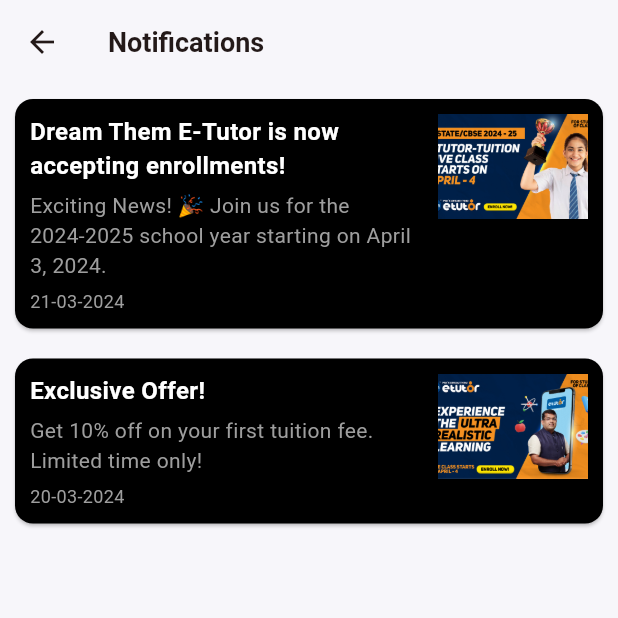
After one commit to donymashup/Alpha, a Flutter app: the NotificationsPage screen opened directly, on a phone screen of 412 x 824 dp, the top half of it. The commit adds this screen. Run offline on Flutter 3.47's test engine with Material 3 defaults, Android fonts, the phone set to English and light mode, and no system bars; our stand-ins replace fl_chart, fluentui_system_icons, flutter_markdown, flutter_rating_bar, get, google_nav_bar and 5 more.

Commit message:
notificationpageui_completed

```diff
--- a/lib/features/auth/widgets/custom_buttom.dart
+++ b/lib/features/auth/widgets/custom_buttom.dart
@@ -1,4 +1,4 @@
-import 'package:alpha/features/auth/widgets/bottom_navigation_bar.dart';
+import 'package:alpha/common%20widgets/bottom_navigation_bar.dart';
 import 'package:flutter/material.dart';
 import 'package:alpha/constants/app_constants.dart';
 import 'package:alpha/features/auth/screen/login.dart'; // Import the login screen
--- a/lib/features/course_detailed/widgets/enroll_button.dart
+++ b/lib/features/course_detailed/widgets/enroll_button.dart
@@ -26,7 +26,7 @@
                   Text(
                     "Enroll Course",
                     style: TextStyle(
-                      fontSize: 16,
+                      fontSize: 18,
                       fontWeight: FontWeight.w600,
                       color: Colors.white,
                     ),
@@ -35,7 +35,7 @@
                   Text(
                     "499/-",
                     style: TextStyle(
-                      fontSize: 16,
+                      fontSize: 18,
                       fontWeight: FontWeight.w600,
                       color: Colors.white,
                     ),
@@ -44,7 +44,7 @@
               ),
             ),
             CircleAvatar(
-              radius: 15,
+              radius: 16,
               backgroundColor: AppConstant.cardBackground,
               child: Icon(Icons.arrow_forward, color: AppConstant.primaryColor),
             ),
--- a/lib/features/home/widgets/course_list.dart
+++ b/lib/features/home/widgets/course_list.dart
@@ -21,7 +21,7 @@
           );
           },
           child: Card(
-            margin: const EdgeInsets.all(10),
+            margin: const EdgeInsets.all(8),
             shape: RoundedRectangleBorder(
               borderRadius: BorderRadius.circular(10),
             ),
--- /dev/null
+++ b/lib/features/notification/notifications.dart
@@ -0,0 +1,91 @@
+import 'package:alpha/constants/app_constants.dart';
+import 'package:flutter/material.dart';
+
+class NotificationsPage extends StatelessWidget {
+  final List<Map<String, String>> notifications = [
+    {
+      "title": "Dream Them E-Tutor is now accepting enrollments!",
+      "body": "Exciting News! 🎉 Join us for the 2024-2025 school year starting on April 3, 2024.",
+      "date": "21-03-2024",
+      "image": "assets/images/banner1.png"
+    },
+    {
+      "title": "Exclusive Offer!",
+      "body": "Get 10% off on your first tuition fee. Limited time only!",
+      "date": "20-03-2024",
+      "image": "assets/images/banner2.png"
+    },
+  ];
+
+  @override
+  Widget build(BuildContext context) {
+    return Scaffold(
+      appBar: AppBar(
+        title: Text(
+          "Notifications",
+          style: TextStyle(
+            fontWeight: FontWeight.bold, // Bold title
+            fontSize: 18,
+          ),
+        ),
+        backgroundColor: AppConstant.backgroundColor,
+      ),
+      body: Container(
+        color: AppConstant.backgroundColor,
+        child: ListView.builder(
+          itemCount: notifications.length,
+          itemBuilder: (context, index) {
+            final notification = notifications[index];
+            return Card(
+              color: Colors.black,
+              margin: EdgeInsets.all(10),
+              child: Padding(
+                padding: EdgeInsets.all(10),
+                child: Row(
+                  crossAxisAlignment: CrossAxisAlignment.start,
+                  children: [
+                    Expanded(
+                      child: Column(
+                        crossAxisAlignment: CrossAxisAlignment.start,
+                        children: [
+                          Text(
+                            notification["title"]!,
+                            style: TextStyle(
+                              fontSize: 16,
+                              fontWeight: FontWeight.bold,
+                              color: Colors.white,
+                            ),
+                          ),
+                          SizedBox(height: 5),
+                          Text(
+                            notification["body"]!,
+                            style: TextStyle(fontSize: 14, color: Colors.grey),
+                          ),
+                          SizedBox(height: 5),
+                          Text(
+                            notification["date"]!,
+                            style: TextStyle(fontSize: 12, color: Colors.grey),
+                          ),
+                        ],
+                      ),
+                    ),
+                    if (notification["image"] != null)
+                      Container(
+                        width: 100,
+                        height: 70,
+                        margin: EdgeInsets.only(left: 10),
+                        child: Image.asset(
+                          notification["image"]!,
+                          fit: BoxFit.cover,
+                        ),
+                      ),
+                  ],
+                ),
+              ),
+            );
+          },
+        ),
+      ),
+    );
+  }
+}
--- a/lib/features/test_series/test_series.dart
+++ b/lib/features/test_series/test_series.dart
@@ -1,5 +1,6 @@
 import 'package:alpha/common%20widgets/customappbar.dart';
 import 'package:alpha/common%20widgets/drawermenu/drawer.dart';
+import 'package:alpha/constants/app_constants.dart';
 import 'package:flutter/material.dart';
 import 'package:fluentui_system_icons/fluentui_system_icons.dart';
 
@@ -11,6 +12,7 @@
     return Scaffold(
       appBar: CustomAppBar(appbarTitle: "Test Series"),
       drawer: const DrawerScreen(),
+      backgroundColor: AppConstant.backgroundColor,
       body: ListView(
         padding: const EdgeInsets.all(16),
         children: const [
--- a/pubspec.yaml
+++ b/pubspec.yaml
@@ -54,6 +54,7 @@
   fluentui_system_icons: ^1.1.271
   fl_chart: ^0.70.2
   get: ^4.6.6
+  image_picker: ^1.1.2
 
 
 dev_dependencies:
```
Also changed, not shown: lib/common widgets/color_dot.dart (+6 -3 lines), lib/common widgets/customappbar.dart (+13 -10 lines), lib/common widgets/onboarding_screens.dart (+37 -1 lines), lib/common widgets/welcome_screen.dart (+30 -31 lines), lib/features/auth/screen/login.dart (+17 -14 lines), lib/features/auth/screen/otp_screen.dart (+19 -14 lines), lib/features/courses/screen/my_courses.dart (+10 -5 lines), lib/features/live/screen/ongoing_courses.dart (+16 -14 lines), lib/features/live/screen/recordings_courses.dart (+14 -9 lines), lib/features/live/screen/upcoming_courses.dart (+14 -9 lines), lib/features/profile/my_profile.dart (+36 -11 lines), lib/features/timeline/calendar_schedule_page.dart (+8 -0 lines), lib/main.dart (+5 -3 lines), lib/common widgets/bottom_navigation_bar.dart (renamed from lib/features/auth/widgets/bottom_navigation_bar.dart), 1 more files, 5 other files.
